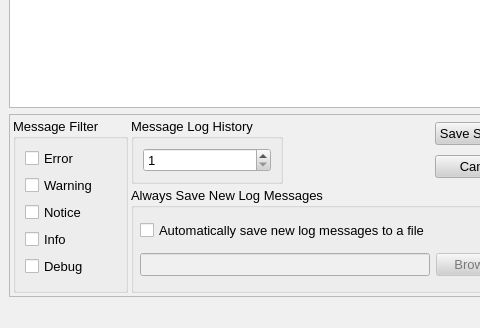
Before: the Qt Designer form src/gui/log/messagelog.ui in a-ilin/vidalia, drawn with Qt 5; both pictures show x 0 to 480 and y 297 to 625 of the 698 by 625 pixel window.
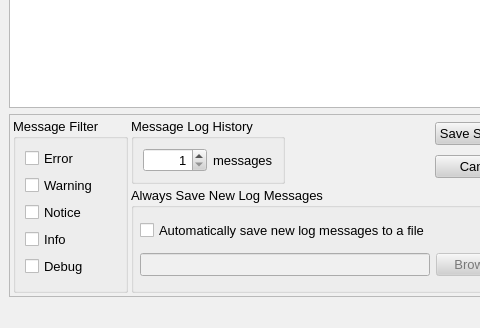
After: the same form once the commit is applied. Icons and pictures are not drawn. Custom widgets are drawn as their Qt base class.

Commit message:
Add a "messages" label to the message count spinbox, make the spinbox a little less absurdly wide, and right-align the text in the spinbox so it looks better with the new label.
svn:r1459

```diff
--- a/src/gui/log/messagelog.ui
+++ b/src/gui/log/messagelog.ui
@@ -577,7 +577,7 @@
            <widget class="QSpinBox" name="spnbxMaxCount" >
             <property name="minimumSize" >
              <size>
-              <width>100</width>
+              <width>50</width>
               <height>0</height>
              </size>
             </property>
@@ -592,6 +592,30 @@
             </property>
             <property name="minimum" >
              <number>1</number>
+            </property>
+            <property name="alignment" >
+             <set>Qt::AlignRight</set>
+            </property>
+           </widget>
+          </item>
+          <item>
+           <widget class="QLabel" name="lblNickname" >
+            <property name="font" >
+             <font>
+              <pointsize>10</pointsize>
+             </font>
+            </property>
+            <property name="contextMenuPolicy" >
+             <enum>Qt::NoContextMenu</enum>
+            </property>
+            <property name="text" >
+             <string>messages</string>
+            </property>
+            <property name="textFormat" >
+             <enum>Qt::AutoText</enum> 
+            </property>
+            <property name="alignment" >
+             <set>Qt::AlignLeading|Qt::AlignLeft|Qt::AlignVCenter</set>
             </property>
            </widget>
           </item>
```
